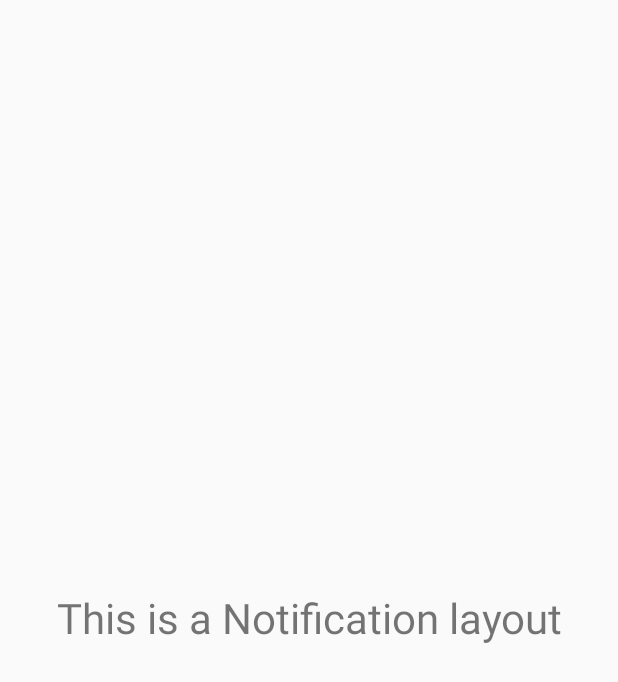
After one commit to flyer88/AndroidStudy, an Android app: the NotificationActivity screen opened directly, with no data from a screen before it, on a phone screen of 412 x 824 dp. The commit adds this screen. Shown: the top 682 px of the screen. Run offline under Robolectric (Android 15) with nearby library versions, the phone set to English and light mode, and no system bars.

Commit message:
PendingIntent

```diff
--- a/Notification/SendNotification/src/main/AndroidManifest.xml
+++ b/Notification/SendNotification/src/main/AndroidManifest.xml
@@ -16,6 +16,9 @@
                 <category android:name="android.intent.category.LAUNCHER" />
             </intent-filter>
         </activity>
+        <activity android:name=".NotificationActivity">
+
+        </activity>
     </application>
 
 </manifest>
--- a/Notification/SendNotification/src/main/java/com/holyboom/notification/MainActivity.java
+++ b/Notification/SendNotification/src/main/java/com/holyboom/notification/MainActivity.java
@@ -2,7 +2,9 @@ package com.holyboom.notification;
 
 import android.app.Notification;
 import android.app.NotificationManager;
+import android.app.PendingIntent;
 import android.content.Context;
+import android.content.Intent;
 import android.support.v7.app.ActionBarActivity;
 import android.os.Bundle;
 import android.view.Menu;
@@ -23,8 +25,28 @@ public class MainActivity extends ActionBarActivity {
             @Override
             public void onClick(View v) {
                 NotificationManager manager = (NotificationManager)getSystemService(Context.NOTIFICATION_SERVICE);
+
+                /**
+                 * 第一个参数为图片
+                 * 第二个参数为一闪而过显示的内容
+                 * 第三个参数显示通知时间
+                 * lolipop中不推荐，ticker内容不会被显示
+                 */
                 Notification notification = new Notification(R.drawable.ic_launcher,"This is a ticker text",System.currentTimeMillis());
-                notification.setLatestEventInfo(MainActivity.this,"This is content title","This is content text",null);
+                Intent intent = new Intent(MainActivity.this,NotificationActivity.class);
+                PendingIntent pendingIntent = PendingIntent.getActivity(MainActivity.this,0,intent,PendingIntent.FLAG_CANCEL_CURRENT);
+                /**
+                 * 第一个参数context
+                 * 第二个参数为标题
+                 * 第三个参数为内容
+                 * 第四个参数PendingIntent,即点击采取的intent
+                 */
+                notification.setLatestEventInfo(MainActivity.this,"This is content title","This is content text",pendingIntent);
+                /**
+                 * 显示通知
+                 * 第一个为通知id
+                 * 第二个为notification对象
+                 */
                 manager.notify(1,notification);
             }
         });
--- /dev/null
+++ b/Notification/SendNotification/src/main/java/com/holyboom/notification/NotificationActivity.java
@@ -0,0 +1,19 @@
+package com.holyboom.notification;
+
+import android.app.Activity;
+import android.app.Notification;
+import android.app.NotificationManager;
+import android.os.Bundle;
+
+/**
+ * Created by flyer on 15-1-27.
+ */
+public class NotificationActivity extends Activity{
+    @Override
+    protected void onCreate(Bundle savedInstanceState) {
+        super.onCreate(savedInstanceState);
+        setContentView(R.layout.activity_notification);
+        NotificationManager manager = (NotificationManager)getSystemService(NOTIFICATION_SERVICE);
+        manager.cancel(1);
+    }
+}
--- /dev/null
+++ b/Notification/SendNotification/src/main/res/layout/activity_notification.xml
@@ -0,0 +1,13 @@
+<?xml version="1.0" encoding="utf-8"?>
+<RelativeLayout xmlns:android="http://schemas.android.com/apk/res/android"
+    android:orientation="vertical" android:layout_width="match_parent"
+    android:layout_height="match_parent">
+    <TextView
+        android:gravity="center"
+        android:text="This is a Notification layout"
+        android:id="@+id/notification_text"
+        android:textSize="28dp"
+        android:layout_width="match_parent"
+        android:layout_height="match_parent" />
+
+</RelativeLayout>
```
